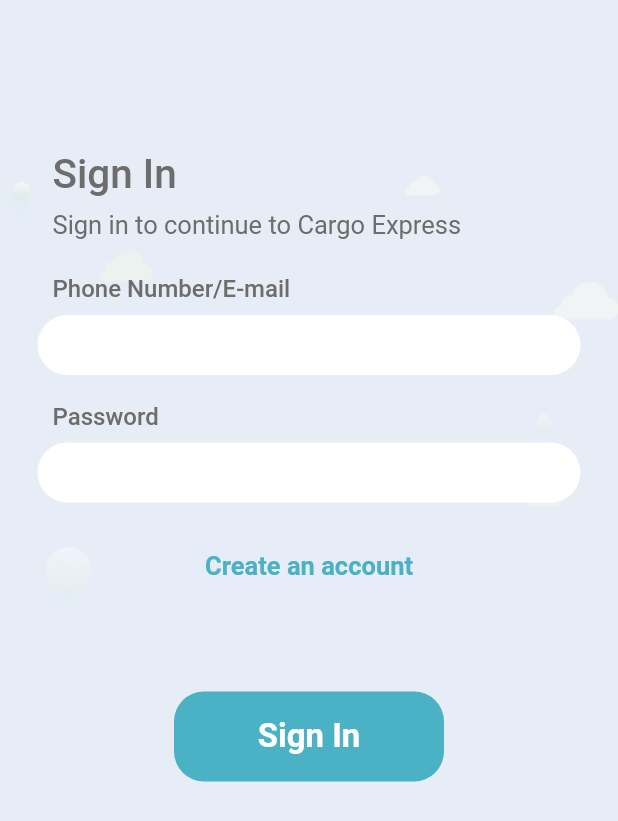
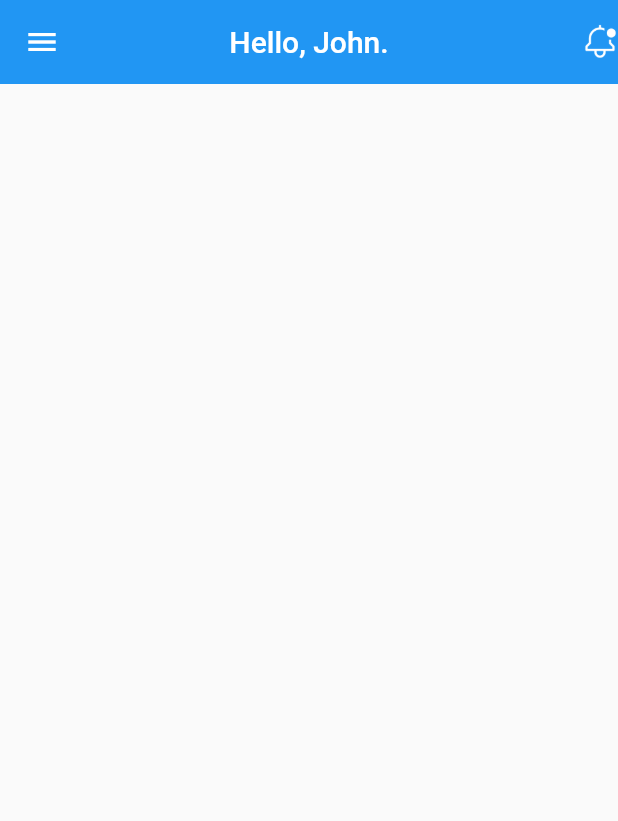
Before and after one commit to FUSION-FUSION/Mobile-Assessment-Flutter, a Flutter app: the SignInScreen screen opened by its route, after a tap on "Sign In", on a phone screen of 412 x 824 dp. Shown: the top 821 px of the screen. Run offline on Flutter 3.47's test engine with Material 2 defaults, Android fonts, the phone set to English and light mode, and no system bars; our stand-ins replace animated_splash_screen, go_router, page_transition.

Commit message:
linked go_router to homepage starter design

```diff
--- a/lib/features/authentication/sign_in_screen.dart
+++ b/lib/features/authentication/sign_in_screen.dart
@@ -74,9 +74,7 @@ class SignInScreen extends StatelessWidget {
                       ),
                       const SizedBox(height: 60),
                       GestureDetector(
-                        onTap: () {
-                          //TODO: Go to home page.
-                        },
+                        onTap: () => context.pushNamed(AppRoute.home.name),
                         child: Container(
                           height: 60,
                           width: 180,
--- /dev/null
+++ b/lib/features/home/home_page.screen.dart
@@ -0,0 +1,20 @@
+import 'package:flutter/material.dart';
+
+class HomePageScreen extends StatelessWidget {
+  const HomePageScreen({Key? key}) : super(key: key);
+
+  @override
+  Widget build(BuildContext context) {
+    return Scaffold(
+      appBar: AppBar(
+          elevation: 0,
+          centerTitle: true,
+          title: Text('Hello, John.'),
+          leading: IconButton(
+            onPressed: () {},
+            icon: Icon(Icons.menu),
+          ),
+          actions: const [ImageIcon(AssetImage('assets/ic-notification.png'))]),
+    );
+  }
+}
--- a/lib/features/routing/app_router.dart
+++ b/lib/features/routing/app_router.dart
@@ -5,6 +5,7 @@ import 'package:mobile_assessment_flutter/features/authentication/sign_in_screen
 import 'package:mobile_assessment_flutter/features/authentication/signup_screen.dart';
 import 'package:mobile_assessment_flutter/features/authentication/user_type/user_type_screen.dart';
 import 'package:mobile_assessment_flutter/features/authentication/verification_screen.dart';
+import 'package:mobile_assessment_flutter/features/home/home_page.screen.dart';
 
 enum AppRoute {
   userType,
@@ -46,10 +47,16 @@ final goRouter = GoRouter(
           ],
         ),
         GoRoute(
-          path: 'signin',
-          name: AppRoute.signIn.name,
-          builder: (context, state) => const SignInScreen(),
-        )
+            path: 'signin',
+            name: AppRoute.signIn.name,
+            builder: (context, state) => const SignInScreen(),
+            routes: [
+              GoRoute(
+                path: 'home',
+                name: AppRoute.home.name,
+                builder: (context, state) => const HomePageScreen(),
+              ),
+            ]),
       ],
     )
   ],
```
